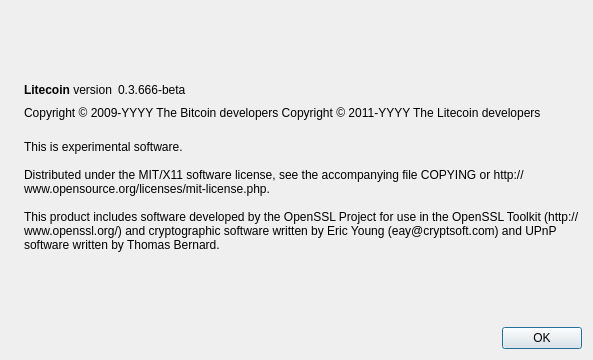
Qt form src/qt/forms/aboutdialog.ui (Dilmacoin/dilmacoin) before a commit.
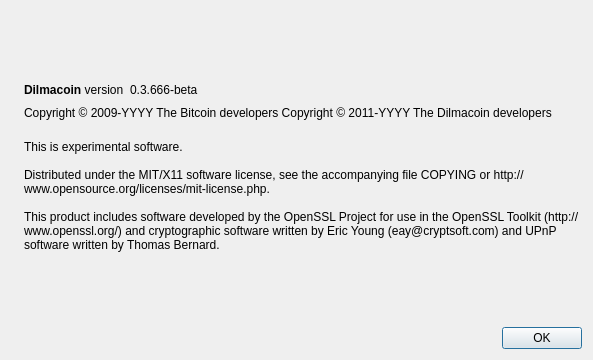
The same form after that commit. Icons and pictures are not drawn.

The edit to the form file:
```diff
--- a/src/qt/forms/aboutdialog.ui
+++ b/src/qt/forms/aboutdialog.ui
@@ -50,7 +50,7 @@
           <cursorShape>IBeamCursor</cursorShape>
          </property>
          <property name="text">
-          <string>&lt;b&gt;Litecoin&lt;/b&gt; version</string>
+          <string>&lt;b&gt;Dilmacoin&lt;/b&gt; version</string>
          </property>
          <property name="textInteractionFlags">
           <set>Qt::LinksAccessibleByMouse|Qt::TextSelectableByKeyboard|Qt::TextSelectableByMouse</set>
@@ -92,7 +92,7 @@
        </property>
        <property name="text">
         <string notr="true">Copyright &amp;copy; 2009-YYYY The Bitcoin developers
-Copyright &amp;copy; 2011-YYYY The Litecoin developers</string>
+Copyright &amp;copy; 2011-YYYY The Dilmacoin developers</string>
        </property>
        <property name="textFormat">
         <enum>Qt::RichText</enum>
```
Left out of the diff: 2 changed lines with no effect on the pictures.
